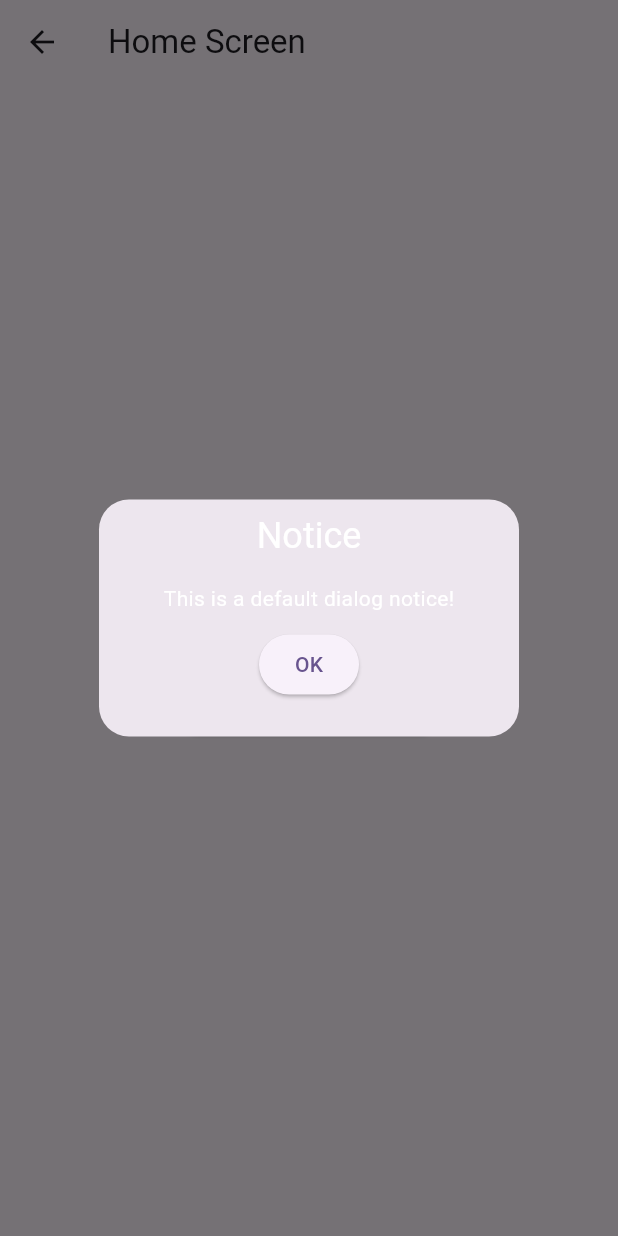
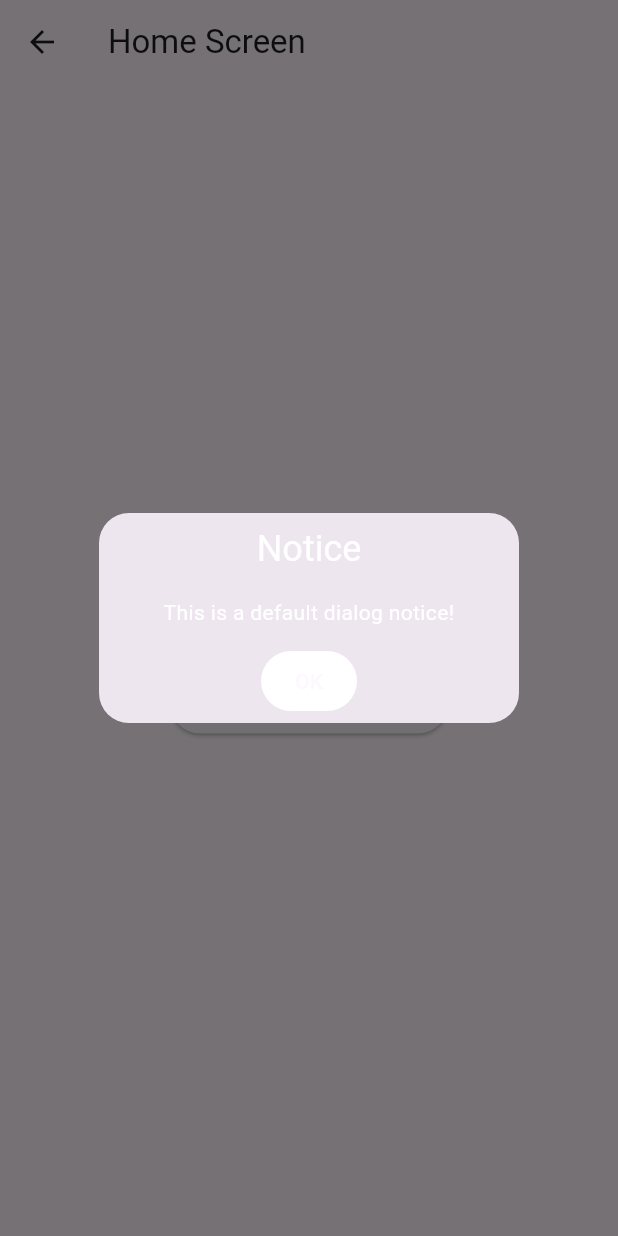
Before and after one commit to svaykong/flash_chat_app_clone, a Flutter app: the HomeScreen screen opened directly, after a tap on "Display default dialog", on a phone screen of 412 x 824 dp. Run offline on Flutter 3.47's test engine with Material 3 defaults, Android fonts, the phone set to English and light mode, and no system bars; our stand-ins replace get.

Commit message:
second commit

```diff
--- a/lib/com.example.getx/src/screens/home_screen.dart
+++ b/lib/com.example.getx/src/screens/home_screen.dart
@@ -1,6 +1,8 @@
 import 'package:flutter/material.dart';
 
 import 'package:get/get.dart';
+
+import '../utils/util.dart';
 
 class HomeScreen extends StatelessWidget {
   static const id = 'home_screen';
@@ -35,28 +37,14 @@ class HomeScreen extends StatelessWidget {
                 ),
                 onPressed: () {
                   Get.defaultDialog(
-                    titleStyle: const TextStyle(
-                      color: Colors.white,
-                    ),
                     title: 'Notice',
-                    content: Column(
-                      crossAxisAlignment: CrossAxisAlignment.center,
-                      children: [
-                        const Text(
-                          'This is a default dialog notice!',
-                          style: TextStyle(
-                            color: Colors.white,
-                          ),
-                        ),
-                        const SizedBox(height: 10.0),
-                        ElevatedButton(
-                          onPressed: () {
-                            Get.back();
-                          },
-                          child: const Text('OK'),
-                        ),
-                      ],
-                    ),
+                    titleStyle: kCommonTextStyle,
+                    middleText: 'This is a default dialog notice!',
+                    middleTextStyle: kCommonTextStyle,
+                    textConfirm: 'OK',
+                    confirmTextColor: Theme.of(context).colorScheme.background,
+                    buttonColor: Colors.white,
+                    onConfirm: () => Get.back(),
                   );
                 },
                 child: const Text('Display default dialog'),
--- /dev/null
+++ b/lib/com.example.getx/src/utils/util.dart
@@ -0,0 +1,5 @@
+import 'package:flutter/material.dart';
+
+TextStyle kCommonTextStyle = const TextStyle(
+  color: Colors.white,
+);
```
Also changed, not shown: pubspec.lock.
